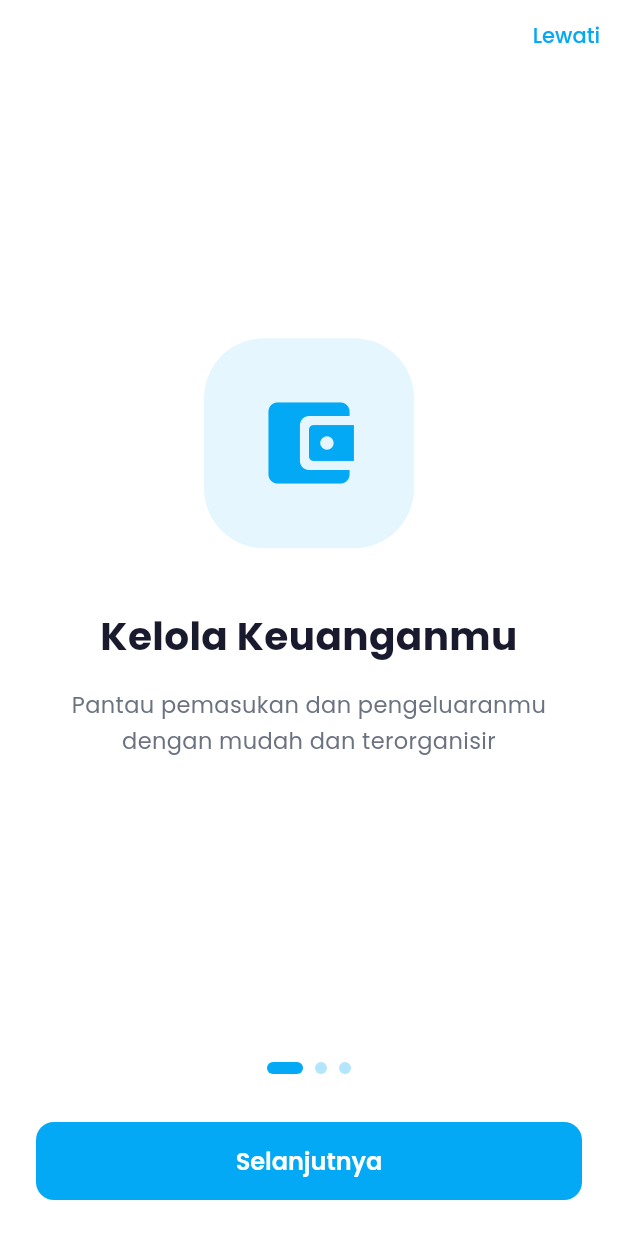
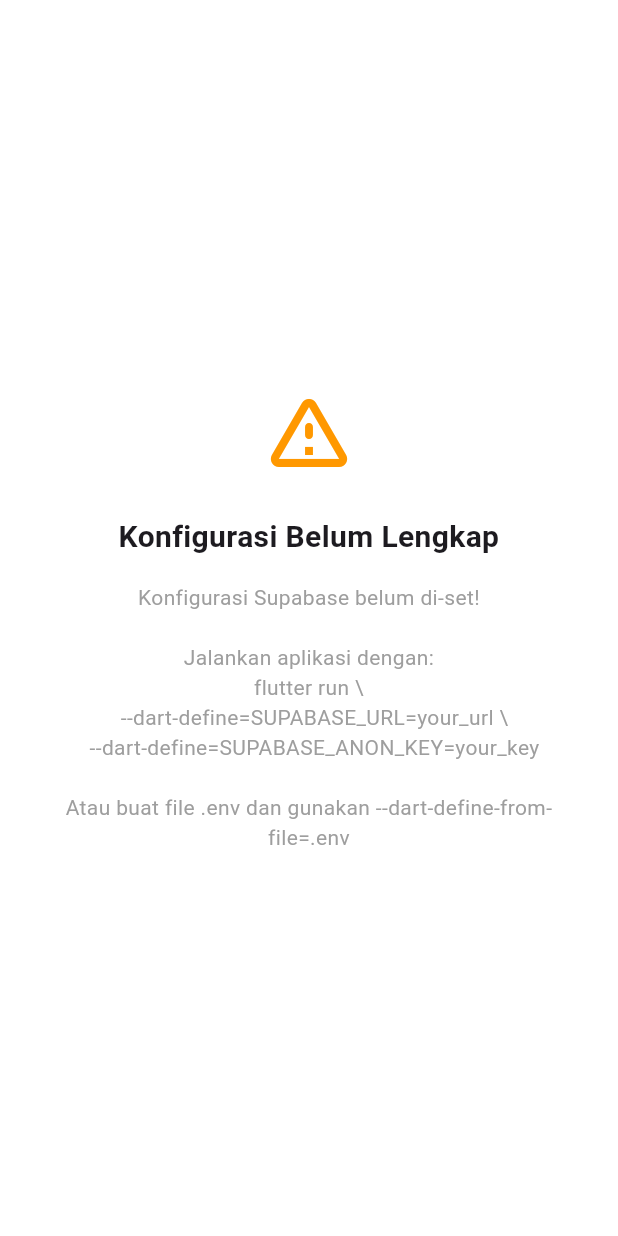
Before and after one commit to adityadarmawann/money-planner, a Flutter app: the screen it shows after launch, on a phone screen of 412 x 824 dp. Run offline on Flutter 3.47's test engine with Material 3 defaults, Android fonts, the phone set to English and light mode, and no system bars; our stand-ins replace fl_chart, google_fonts, google_sign_in, supabase_flutter; accounts and stored records are empty.

Commit message:
Replace hardcoded Supabase credentials with environment-based configuration
Co-authored-by: adityadarmawann <89671765+adityadarmawann@users.noreply.github.com>

````diff
--- /dev/null
+++ b/lib/core/config/env_config.dart
@@ -0,0 +1,32 @@
+/// Kelas untuk membaca konfigurasi dari environment variables (--dart-define).
+///
+/// Cara penggunaan saat menjalankan aplikasi:
+/// ```bash
+/// flutter run \
+///   --dart-define=SUPABASE_URL=https://xxxxx.supabase.co \
+///   --dart-define=SUPABASE_ANON_KEY=eyJhbGciOiJIUzI1NiIs...
+/// ```
+class EnvConfig {
+  static const String supabaseUrl = String.fromEnvironment(
+    'SUPABASE_URL',
+    defaultValue: '',
+  );
+
+  static const String supabaseAnonKey = String.fromEnvironment(
+    'SUPABASE_ANON_KEY',
+    defaultValue: '',
+  );
+
+  /// Validasi bahwa semua environment variables sudah di-set
+  static bool get isConfigured =>
+      supabaseUrl.isNotEmpty && supabaseAnonKey.isNotEmpty;
+
+  /// Pesan error jika konfigurasi belum di-set
+  static String get configErrorMessage =>
+      'Konfigurasi Supabase belum di-set!\n\n'
+      'Jalankan aplikasi dengan:\n'
+      'flutter run \\\n'
+      '  --dart-define=SUPABASE_URL=your_url \\\n'
+      '  --dart-define=SUPABASE_ANON_KEY=your_key\n\n'
+      'Atau buat file .env dan gunakan --dart-define-from-file=.env';
+}
--- a/lib/main.dart
+++ b/lib/main.dart
@@ -1,19 +1,59 @@
 import 'package:flutter/material.dart';
 import 'package:supabase_flutter/supabase_flutter.dart';
 import 'app.dart';
-
-// ⚠️  KONFIGURASI SUPABASE
-// Ganti nilai di bawah dengan URL dan Anon Key dari project Supabase kamu
-const String supabaseUrl = 'YOUR_SUPABASE_URL';
-const String supabaseAnonKey = 'YOUR_SUPABASE_ANON_KEY';
+import 'core/config/env_config.dart';
 
 Future<void> main() async {
   WidgetsFlutterBinding.ensureInitialized();
 
+  if (!EnvConfig.isConfigured) {
+    runApp(const _ConfigErrorApp());
+    return;
+  }
+
   await Supabase.initialize(
-    url: supabaseUrl,
-    anonKey: supabaseAnonKey,
+    url: EnvConfig.supabaseUrl,
+    anonKey: EnvConfig.supabaseAnonKey,
   );
 
   runApp(const App());
 }
+
+/// Tampilan error jika konfigurasi Supabase belum di-set
+class _ConfigErrorApp extends StatelessWidget {
+  const _ConfigErrorApp();
+
+  @override
+  Widget build(BuildContext context) {
+    return MaterialApp(
+      debugShowCheckedModeBanner: false,
+      home: Scaffold(
+        backgroundColor: Colors.white,
+        body: Center(
+          child: Padding(
+            padding: const EdgeInsets.all(32.0),
+            child: Column(
+              mainAxisAlignment: MainAxisAlignment.center,
+              children: [
+                const Icon(Icons.warning_amber_rounded,
+                    size: 64, color: Colors.orange),
+                const SizedBox(height: 24),
+                const Text(
+                  'Konfigurasi Belum Lengkap',
+                  style: TextStyle(fontSize: 20, fontWeight: FontWeight.bold),
+                  textAlign: TextAlign.center,
+                ),
+                const SizedBox(height: 16),
+                Text(
+                  EnvConfig.configErrorMessage,
+                  style: const TextStyle(fontSize: 14, color: Colors.grey),
+                  textAlign: TextAlign.center,
+                ),
+              ],
+            ),
+          ),
+        ),
+      ),
+    );
+  }
+}
````
Also changed, not shown: 3 other files.
